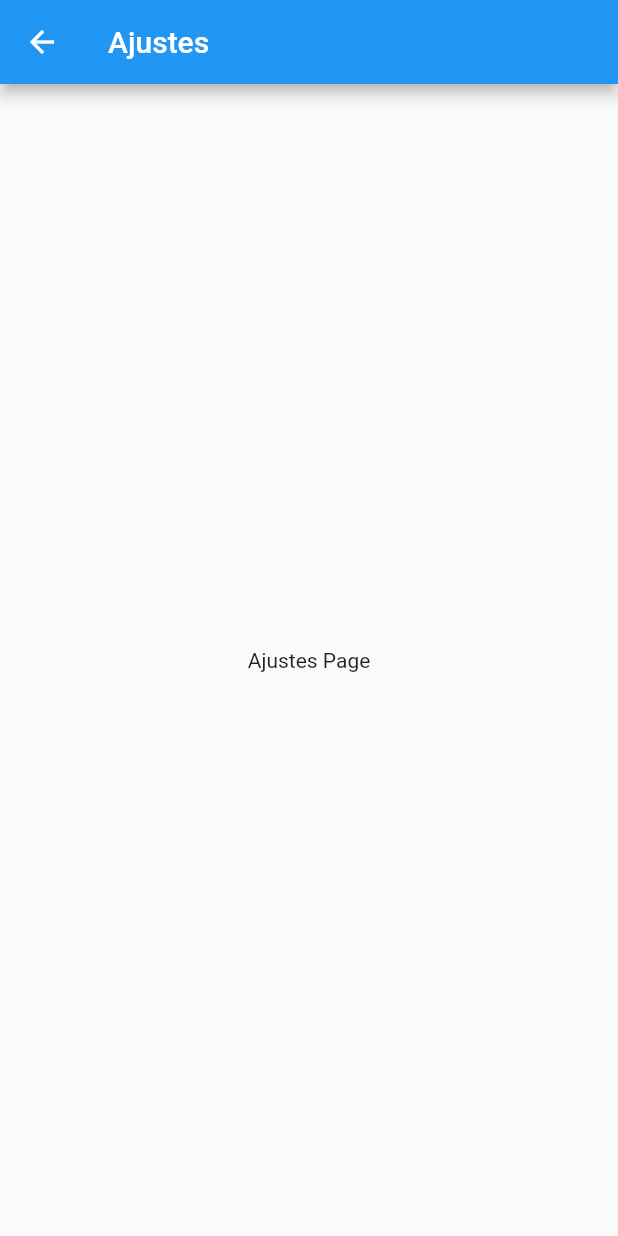
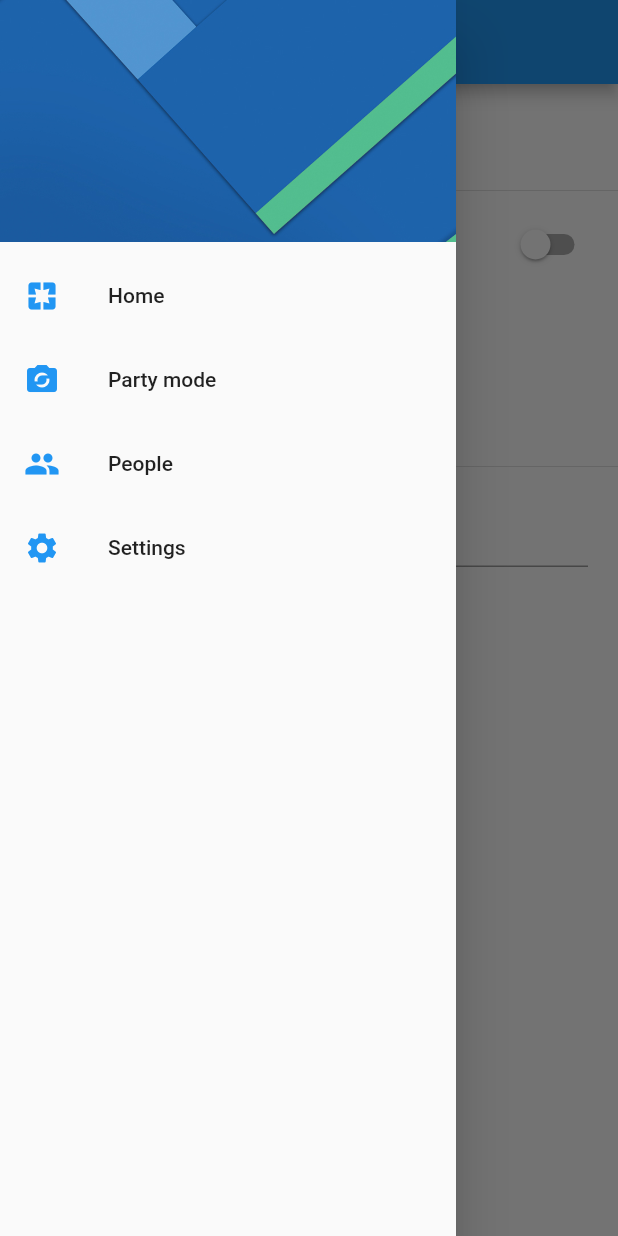
Before and after one commit to Asalmerontkd/preferenciasUsuario, a Flutter app: the SettingsPage screen opened by its route, with the side drawer open (before the commit the screen has no drawer), on a phone screen of 412 x 824 dp. Run offline on Flutter 3.47's test engine with Material 2 defaults, Android fonts, the phone set to English and light mode, and no system bars.

Commit message:
Diseno settings

```diff
--- a/lib/src/pages/home_page.dart
+++ b/lib/src/pages/home_page.dart
@@ -1,5 +1,5 @@
 import 'package:flutter/material.dart';
-import 'package:preferenciasusuarioapp/src/pages/settings_page.dart';
+import 'package:preferenciasusuarioapp/src/widgets/menu_widget.dart';
 
 class HomePage extends StatelessWidget {
   static final String routeName = 'home';
@@ -10,7 +10,7 @@ class HomePage extends StatelessWidget {
       appBar: AppBar(
         title: Text('Preferencias'),
       ),
-      drawer: _crearMenu( context ),
+      drawer: MenuWidget(),
       body: Column(
         mainAxisAlignment: MainAxisAlignment.center,
         children: <Widget> [
@@ -25,46 +25,4 @@ class HomePage extends StatelessWidget {
     );
   }
 
-  Drawer _crearMenu( BuildContext context ) {
-    return Drawer(
-      child: ListView(
-        padding: EdgeInsets.zero,
-        children: <Widget>[
-          DrawerHeader(
-            child: Container(),
-            decoration: BoxDecoration(
-              image: DecorationImage(
-                image: AssetImage('assets/menu-img.jpg'),
-                fit: BoxFit.cover
-              )
-            ),
-          ),
-          ListTile(
-            leading: Icon(Icons.pages, color: Colors.blue,),
-            title: Text('Home'),
-            onTap: () => Navigator.pushReplacementNamed(context, HomePage.routeName) ,
-          ),
-          ListTile(
-            leading: Icon(Icons.party_mode, color: Colors.blue,),
-            title: Text('Party mode'),
-            onTap: (){},
-          ),
-          ListTile(
-            leading: Icon(Icons.people, color: Colors.blue,),
-            title: Text('People'),
-            onTap: (){},
-          ),
-          ListTile(
-            leading: Icon(Icons.settings, color: Colors.blue,),
-            title: Text('Settings'),
-            onTap: (){
-              /*Navigator.pop(context);
-              Navigator.pushNamed(context, SettingsPage.routeName);*/
-              Navigator.pushReplacementNamed(context, SettingsPage.routeName);
-            }
-          )
-        ],
-      ),
-    );
-  }
 }
--- a/lib/src/pages/settings_page.dart
+++ b/lib/src/pages/settings_page.dart
@@ -1,7 +1,27 @@
 import 'package:flutter/material.dart';
+import 'package:preferenciasusuarioapp/src/widgets/menu_widget.dart';
 
-class SettingsPage extends StatelessWidget {
+class SettingsPage extends StatefulWidget {
   static final String routeName = 'settings';
+
+  @override
+  _SettingsPageState createState() => _SettingsPageState();
+}
+
+class _SettingsPageState extends State<SettingsPage> {
+  bool _colorSecundario = false;
+  int _genero = 1;
+  String _nombre = 'Pedro';
+
+  TextEditingController _textController;
+
+  @override
+  void initState() {
+    super.initState();
+    _textController = new TextEditingController(
+      text: _nombre
+    );
+  }
 
   @override
   Widget build(BuildContext context) {
@@ -9,9 +29,57 @@ class SettingsPage extends StatelessWidget {
       appBar: AppBar(
         title: Text('Ajustes'),
       ),
-      body: Center(
-        child: Text('Ajustes Page'),
-      )
+      body: ListView(
+        children: <Widget> [
+          Container(
+            padding: EdgeInsets.all(5.0),
+            child: Text('Settings', style: TextStyle(fontSize: 45.0, fontWeight: FontWeight.bold),),
+          ),
+          Divider(),
+          SwitchListTile(
+            value: _colorSecundario,
+            title: Text('Color Secundario'),
+            onChanged: (value){
+              setState(() {
+                _colorSecundario = value;
+              });
+            }
+          ),
+          RadioListTile(
+            value: 1,
+            groupValue: _genero,
+            title: Text('Masculino'),
+            onChanged: (value){
+              setState(() {
+                _genero = value;
+              });
+            }
+          ),
+          RadioListTile(
+            value: 2,
+            groupValue: _genero,
+            title: Text('Femenino'),
+            onChanged: (value){
+              setState(() {
+                _genero = value;
+              });
+            }
+          ),
+          Divider(),
+          Container(
+            padding: EdgeInsets.symmetric(horizontal: 20.0),
+            child: TextField(
+              controller: _textController,
+              decoration: InputDecoration(
+                labelText: 'Nombre',
+                helperText: 'Nombre de la persona usando el telefono'
+              ),
+              onChanged: (value){},
+            ),
+          )
+        ],
+      ) ,
+      drawer: MenuWidget(),
     );
   }
 }
--- /dev/null
+++ b/lib/src/widgets/menu_widget.dart
@@ -0,0 +1,49 @@
+import 'package:flutter/material.dart';
+import 'package:preferenciasusuarioapp/src/pages/settings_page.dart';
+import 'package:preferenciasusuarioapp/src/pages/home_page.dart';
+
+class MenuWidget extends StatelessWidget {
+  @override
+  Widget build(BuildContext context) {
+    return Drawer(
+      child: ListView(
+        padding: EdgeInsets.zero,
+        children: <Widget>[
+          DrawerHeader(
+            child: Container(),
+            decoration: BoxDecoration(
+              image: DecorationImage(
+                image: AssetImage('assets/menu-img.jpg'),
+                fit: BoxFit.cover
+              )
+            ),
+          ),
+          ListTile(
+            leading: Icon(Icons.pages, color: Colors.blue,),
+            title: Text('Home'),
+            onTap: () => Navigator.pushReplacementNamed(context, HomePage.routeName) ,
+          ),
+          ListTile(
+            leading: Icon(Icons.party_mode, color: Colors.blue,),
+            title: Text('Party mode'),
+            onTap: (){},
+          ),
+          ListTile(
+            leading: Icon(Icons.people, color: Colors.blue,),
+            title: Text('People'),
+            onTap: (){},
+          ),
+          ListTile(
+            leading: Icon(Icons.settings, color: Colors.blue,),
+            title: Text('Settings'),
+            onTap: (){
+              /*Navigator.pop(context);
+              Navigator.pushNamed(context, SettingsPage.routeName);*/
+              Navigator.pushReplacementNamed(context, SettingsPage.routeName);
+            }
+          )
+        ],
+      ),
+    );
+  }
+}
```
